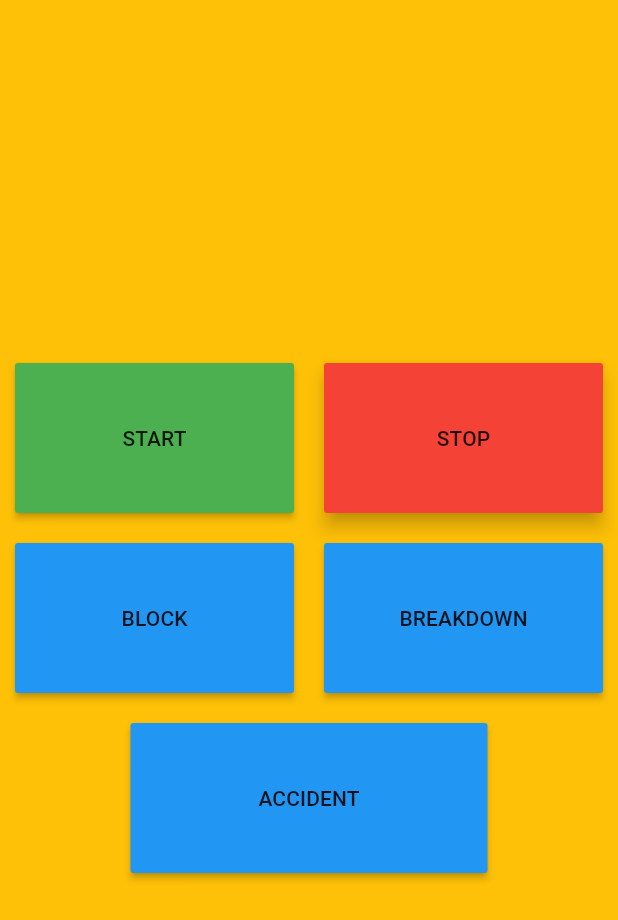
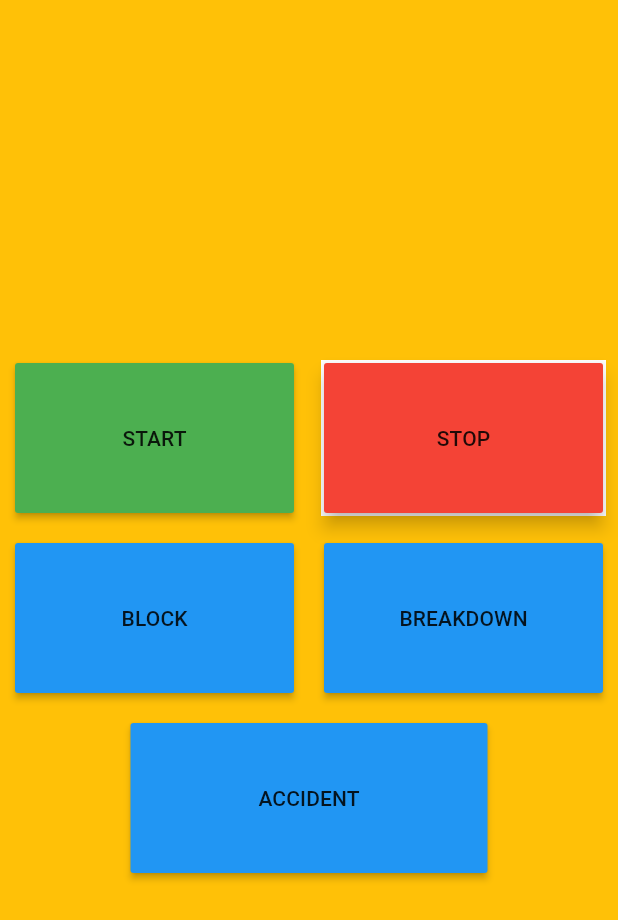
Before and after one commit to thefuturalabs/wee-bus-management-system-, a Flutter app: the BusStatusScreen screen opened directly with empty values, after a tap on "START", on a phone screen of 412 x 824 dp. Shown: the top 920 px of the screen. Run offline on Flutter 3.47's test engine with Material 2 defaults, Android fonts, the phone set to English and light mode, and no system bars; our stand-ins replace fluttertoast, geocoding, geolocator, image_picker, location, shared_preferences; accounts and stored records are empty; network calls fail.

Commit message:
start stop button fix

```diff
--- a/lib/constants.dart
+++ b/lib/constants.dart
@@ -6,8 +6,8 @@ enum UserType {
 }
 
 class Constants {
-  static String baseUrl = 'http://192.168.68.119/Wee/api/';
-  static String imageUrl = 'http://192.168.68.119/Wee/img/';
+  static String baseUrl = 'http://192.168.29.7/wee-bus-management-system--master/api/';
+  static String imageUrl = 'http://192.168.29.7/wee-bus-management-system--master/img/';
 
   static List dummyBuses = [
     {
--- a/lib/main.dart
+++ b/lib/main.dart
@@ -4,10 +4,8 @@ import 'package:wee/screens/driver/driver_homepage.dart';
 import 'package:wee/screens/facility/facility_homepage.dart';
 import 'package:wee/screens/login_page.dart';
 import 'package:wee/screens/rto/rto_homepage.dart';
-import 'package:wee/screens/rto/rto_registration_page.dart';
 import 'package:wee/screens/user/user_home_page.dart';
 // import 'package:wee/screens/user/user_login_page.dart';
-import 'package:wee/test_page.dart';
 
 void main() {
   runApp(const MyApp());
--- a/lib/screens/driver/bus_status_screen.dart
+++ b/lib/screens/driver/bus_status_screen.dart
@@ -50,26 +50,35 @@ class _BusStatusScreenState extends State<BusStatusScreen> {
   }
 
   stopBus() async {
-    start = false;
     String uid = await Services.getUserId() ?? '2';
     LocationData loc = await Location().getLocation();
-    Services.postData({
+    final data = await Services.postData({
       'bus_id': widget.busId,
       'location': '${loc.latitude},${loc.longitude}',
       'driver_id': uid,
     }, 'stop_bus.php');
+    if (data['result'] == 'done') {
+      setState(() {
+        start = false;
+      });
+      Fluttertoast.showToast(msg: 'Bus stopped');
+    }
   }
 
   startBus() async {
-    start = true;
     String uid = await Services.getUserId() ?? '2';
     LocationData loc = await Location().getLocation();
-    Services.postData({
+    final data = await Services.postData({
       'bus_id': widget.busId,
       'location': '${loc.latitude},${loc.longitude}',
       'driver_id': uid,
     }, 'start_bus.php');
-
+    if (data['result'] == 'done') {
+      setState(() {
+        start = true;
+      });
+      Fluttertoast.showToast(msg: 'Bus started');
+    }
     updateLocation();
   }
 
@@ -94,12 +103,17 @@ class _BusStatusScreenState extends State<BusStatusScreen> {
                   padding: const EdgeInsets.all(8.0),
                   child: Container(
                     padding: EdgeInsets.all(2),
-                    color: issue == 'start' ? Colors.white : Colors.transparent,
+                    color: start ? Colors.white : Colors.transparent,
                     child: MaterialButton(
-                        color: Colors.green,
-                        onPressed: startBus,
-                        child: SizedBox(
-                            height: 100, child: Center(child: Text('START')))),
+                      color: Colors.green,
+                      onPressed: startBus,
+                      child: SizedBox(
+                        height: 100,
+                        child: Center(
+                          child: Text('START'),
+                        ),
+                      ),
+                    ),
                   ),
                 ),
               ),
@@ -108,13 +122,18 @@ class _BusStatusScreenState extends State<BusStatusScreen> {
                   padding: const EdgeInsets.all(8.0),
                   child: Container(
                     padding: EdgeInsets.all(2),
-                    color: issue == 'stop' ? Colors.white : Colors.transparent,
+                    color: !start ? Colors.white : Colors.transparent,
                     child: MaterialButton(
-                        elevation: 5,
-                        color: Colors.red,
-                        onPressed: () {},
-                        child: SizedBox(
-                            height: 100, child: Center(child: Text('STOP')))),
+                      elevation: 5,
+                      color: Colors.red,
+                      onPressed: stopBus,
+                      child: const SizedBox(
+                        height: 100,
+                        child: Center(
+                          child: Text('STOP'),
+                        ),
+                      ),
+                    ),
                   ),
                 ),
               ),
```
Also changed, not shown: pubspec.lock.
